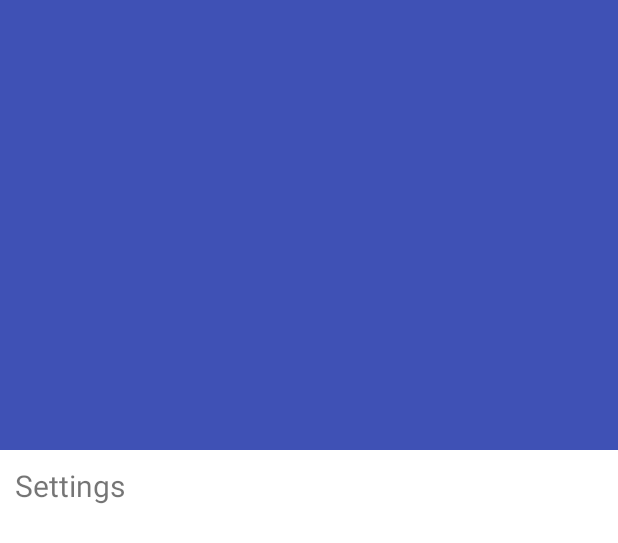
After one commit to alancrossaeq/Weather, an Android app: the layout fragment_city.xml on its own in the app's theme, with its tools: preview values and no code run, on a phone screen of 412 x 824 dp. The commit adds this screen. Shown: the top 543 px of the screen. Run offline under Robolectric (Android 15) with nearby library versions, the phone set to English and light mode, and no system bars.

Commit message:
city fragment and navigation with back arrow

```diff
--- /dev/null
+++ b/app/src/main/res/layout/fragment_city.xml
@@ -0,0 +1,89 @@
+<?xml version="1.0" encoding="utf-8"?>
+<!--<FrameLayout xmlns:android="http://schemas.android.com/apk/res/android"-->
+    <!--xmlns:tools="http://schemas.android.com/tools"-->
+    <!--android:layout_width="match_parent"-->
+    <!--android:layout_height="match_parent"-->
+    <!--tools:context=".CityFragment">-->
+
+    <!--&lt;!&ndash; TODO: Update blank fragment layout &ndash;&gt;-->
+    <!--<TextView-->
+        <!--android:layout_width="match_parent"-->
+        <!--android:layout_height="match_parent"-->
+        <!--android:text="@string/hello_blank_fragment" />-->
+
+<!--</FrameLayout>-->
+
+<android.support.design.widget.CoordinatorLayout
+    xmlns:android="http://schemas.android.com/apk/res/android"
+    xmlns:app="http://schemas.android.com/apk/res-auto"
+    android:layout_width="match_parent"
+    android:layout_height="match_parent"
+    android:background="@android:color/background_light"
+    android:fitsSystemWindows="true"
+    >
+
+    <android.support.design.widget.AppBarLayout
+        android:id="@+id/main.appbar"
+        android:layout_width="match_parent"
+        android:layout_height="300dp"
+        android:theme="@style/ThemeOverlay.AppCompat.Dark.ActionBar"
+        android:fitsSystemWindows="true"
+        >
+
+        <android.support.design.widget.CollapsingToolbarLayout
+            android:id="@+id/main.collapsing"
+            android:layout_width="match_parent"
+            android:layout_height="match_parent"
+            app:layout_scrollFlags="scroll|exitUntilCollapsed"
+            android:fitsSystemWindows="true"
+            app:contentScrim="?attr/colorPrimary"
+            app:expandedTitleMarginStart="48dp"
+            app:expandedTitleMarginEnd="64dp"
+            >
+
+            <ImageView
+                android:id="@+id/main.backdrop"
+                android:layout_width="match_parent"
+                android:layout_height="match_parent"
+                android:scaleType="centerCrop"
+                android:fitsSystemWindows="true"
+                android:src="@color/colorPrimary"
+                app:layout_collapseMode="parallax"
+                />
+
+            <android.support.v7.widget.Toolbar
+                android:id="@+id/main.toolbar"
+                android:layout_width="match_parent"
+                android:layout_height="?attr/actionBarSize"
+                app:popupTheme="@style/ThemeOverlay.AppCompat.Light"
+                app:layout_collapseMode="pin"
+                />
+        </android.support.design.widget.CollapsingToolbarLayout>
+    </android.support.design.widget.AppBarLayout>
+
+    <android.support.v4.widget.NestedScrollView
+        android:layout_width="match_parent"
+        android:layout_height="match_parent"
+        app:layout_behavior="@string/appbar_scrolling_view_behavior"
+        >
+
+        <TextView
+            android:id="@+id/tv_main"
+            android:layout_width="match_parent"
+            android:layout_height="wrap_content"
+            android:textSize="20sp"
+            android:lineSpacingExtra="8dp"
+            android:text="@string/action_settings"
+            android:padding="10dp"
+            />
+    </android.support.v4.widget.NestedScrollView>
+
+    <!--<android.support.design.widget.FloatingActionButton-->
+        <!--android:layout_height="wrap_content"-->
+        <!--android:layout_width="wrap_content"-->
+        <!--android:layout_margin="10dp"-->
+        <!--android:src="@drawable/ic_comment_24dp"-->
+        <!--app:layout_anchor="@id/main.appbar"-->
+        <!--app:layout_anchorGravity="bottom|right|end"-->
+        <!--/>-->
+</android.support.design.widget.CoordinatorLayout>
--- a/app/src/main/res/values/styles.xml
+++ b/app/src/main/res/values/styles.xml
@@ -6,6 +6,8 @@
         <item name="colorPrimary">@color/colorPrimary</item>
         <item name="colorPrimaryDark">@color/colorPrimaryDark</item>
         <item name="colorAccent">@color/colorAccent</item>
+
+        <item name="cardViewStyle">@style/CardView</item>
     </style>
 
     <style name="AppTheme.NoActionBar">
```
Also changed, not shown: app/src/main/java/ca/aequilibrium/weather/CityFragment.java (added, +90 -0 lines), app/src/main/java/ca/aequilibrium/weather/FavouritesAdapter.java (+26 -6 lines), app/src/main/java/ca/aequilibrium/weather/FavouritesFragment.java (+14 -21 lines), app/src/main/java/ca/aequilibrium/weather/MainActivity.java (+28 -14 lines), app/src/main/java/ca/aequilibrium/weather/MapAndFavouritesFragment.java (+12 -21 lines), app/src/main/java/ca/aequilibrium/weather/MapFragment.java (+18 -33 lines), app/src/main/java/ca/aequilibrium/weather/ShowHideBehaviour.java (+6 -6 lines), app/src/main/res/layout/fragment_map_and_favourites.xml (+44 -11 lines), app/src/main/res/layout/item_favourite.xml (+17 -4 lines).
